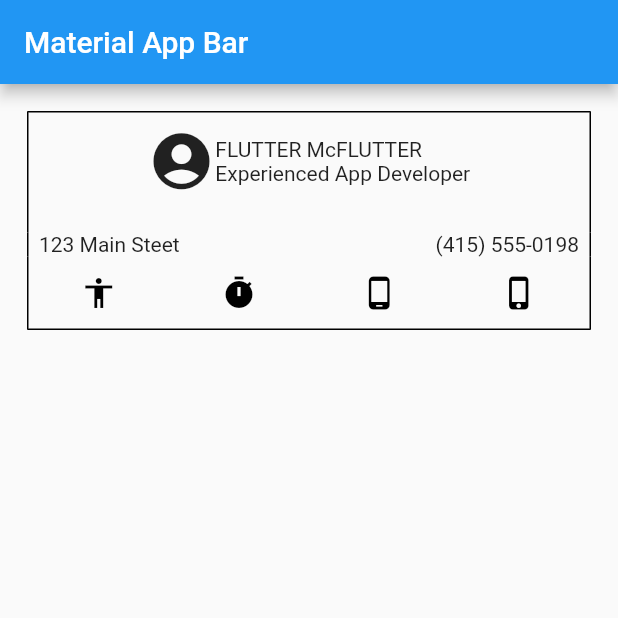
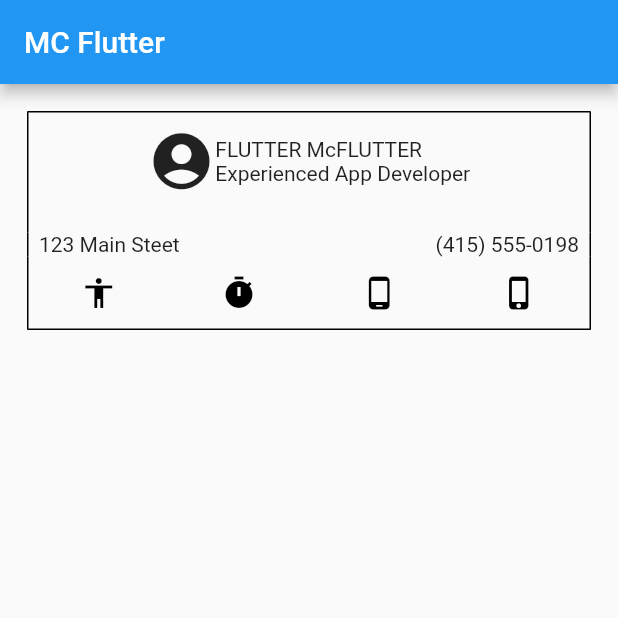
Before and after one commit to HappyFacell/Moviles, a Flutter app: the screen it shows after launch, on a phone screen of 412 x 824 dp, the top half of it. Run offline on Flutter 3.47's test engine with Material 2 defaults, Android fonts, the phone set to English and light mode, and no system bars.

Commit message:
Cambio de titulo

```diff
--- a/mc_flutter/lib/Home_page.dart
+++ b/mc_flutter/lib/Home_page.dart
@@ -18,7 +18,7 @@ class _Home_PageState extends State<Home_Page> {
   Widget build(BuildContext context) {
     return Scaffold(
         appBar: AppBar(
-          title: const Text('Material App Bar'),
+          title: const Text('MC Flutter'),
         ),
         body: Container(
           margin: const EdgeInsets.all(15.0),
```
